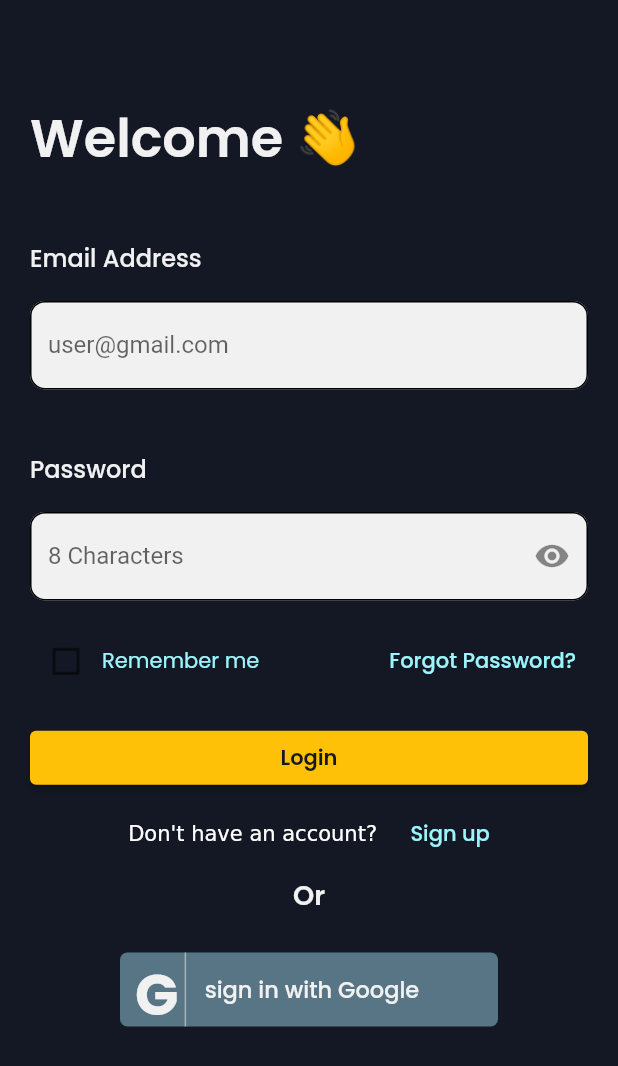
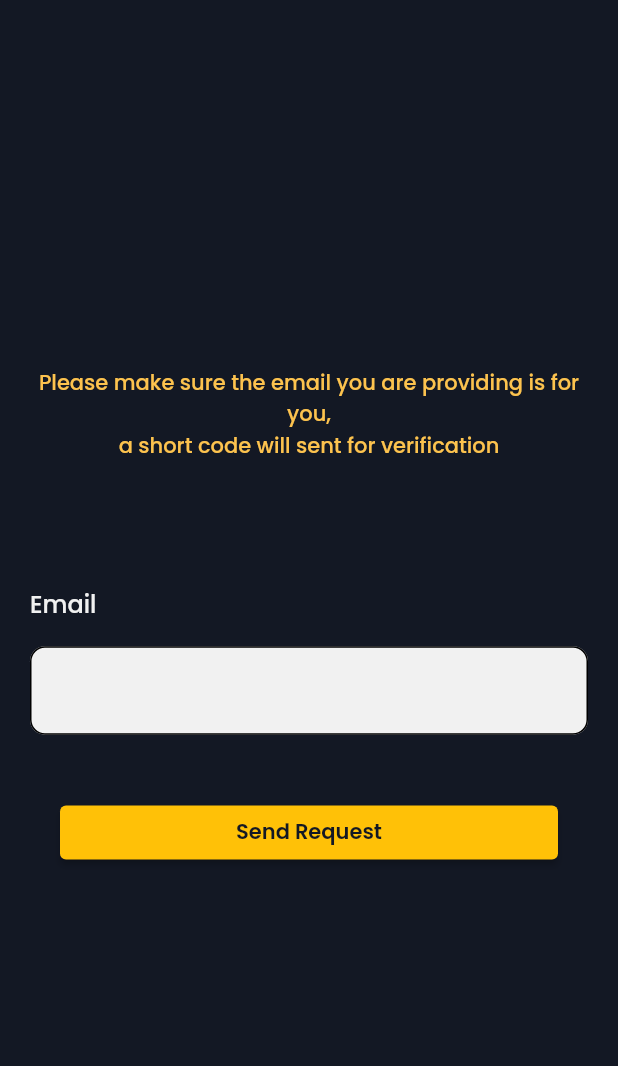
Before and after one commit to Trinity6264/Uniplex, a Flutter app: the screen it shows after launch, after a tap on "Skip", after a tap on "Forgot Password?", on a phone screen of 412 x 824 dp. Shown: the top 1066 px of the screen. Run offline on Flutter 3.47's test engine with Material 2 defaults, Android fonts, the phone set to English and light mode, and no system bars; our stand-ins replace flutter_svg, google_fonts, stacked, stacked_core, stacked_services.

Commit message:
Authentication screens done

```diff
--- a/lib/app/app.dart
+++ b/lib/app/app.dart
@@ -1,17 +1,23 @@
 import 'package:stacked/stacked_annotations.dart';
 import 'package:stacked_services/stacked_services.dart';
+import 'package:uniplex/views/authentication/forgot_password/forgot_password_view.dart';
 import 'package:uniplex/views/authentication/login/login_view.dart';
 import 'package:uniplex/views/authentication/signup/signup_view.dart';
 import 'package:uniplex/views/authentication/verify_account/verify_account_view.dart';
 import 'package:uniplex/views/onboarding/onboard_view.dart';
 import 'package:uniplex/views/splash/splash_view.dart';
 
+import '../views/authentication/new_password/new_password_view.dart';
+
 @StackedApp(routes: [
   MaterialRoute(page: SplashView, initial: true),
   MaterialRoute(page: OnBoardView),
+  // ! Authentications
   MaterialRoute(page: LoginView),
   MaterialRoute(page: SignUpView),
   MaterialRoute(page: VerifyAccountView),
+  MaterialRoute(page: ForgotPasswordView),
+  MaterialRoute(page: NewPassWordView),
 ], dependencies: [
   LazySingleton<DialogService>(classType: DialogService),
   LazySingleton<NavigationService>(classType: NavigationService),
--- a/lib/app/app.router.dart
+++ b/lib/app/app.router.dart
@@ -5,11 +5,15 @@
 // **************************************************************************
 
 // ignore_for_file: no_leading_underscores_for_library_prefixes
-import 'package:flutter/material.dart' as _i7;
+import 'package:flutter/material.dart' as _i9;
 import 'package:flutter/material.dart';
 import 'package:stacked/stacked.dart' as _i1;
-import 'package:stacked_services/stacked_services.dart' as _i8;
+import 'package:stacked_services/stacked_services.dart' as _i10;
+import 'package:uniplex/views/authentication/forgot_password/forgot_password_view.dart'
+    as _i7;
 import 'package:uniplex/views/authentication/login/login_view.dart' as _i4;
+import 'package:uniplex/views/authentication/new_password/new_password_view.dart'
+    as _i8;
 import 'package:uniplex/views/authentication/signup/signup_view.dart' as _i5;
 import 'package:uniplex/views/authentication/verify_account/verify_account_view.dart'
     as _i6;
@@ -27,12 +31,18 @@ class Routes {
 
   static const verifyAccountView = '/verify-account-view';
 
+  static const forgotPasswordView = '/forgot-password-view';
+
+  static const newPassWordView = '/new-pass-word-view';
+
   static const all = <String>{
     splashView,
     onBoardView,
     loginView,
     signUpView,
     verifyAccountView,
+    forgotPasswordView,
+    newPassWordView,
   };
 }
 
@@ -57,6 +67,14 @@ class StackedRouter extends _i1.RouterBase {
     _i1.RouteDef(
       Routes.verifyAccountView,
       page: _i6.VerifyAccountView,
+    ),
+    _i1.RouteDef(
+      Routes.forgotPasswordView,
+      page: _i7.ForgotPasswordView,
+    ),
+    _i1.RouteDef(
+      Routes.newPassWordView,
+      page: _i8.NewPassWordView,
     ),
   ];
 
@@ -94,6 +112,18 @@ class StackedRouter extends _i1.RouterBase {
         settings: data,
       );
     },
+    _i7.ForgotPasswordView: (data) {
+      return MaterialPageRoute<dynamic>(
+        builder: (context) => const _i7.ForgotPasswordView(),
+        settings: data,
+      );
+    },
+    _i8.NewPassWordView: (data) {
+      return MaterialPageRoute<dynamic>(
+        builder: (context) => const _i8.NewPassWordView(),
+        settings: data,
+      );
+    },
   };
 
   @override
@@ -105,10 +135,10 @@ class StackedRouter extends _i1.RouterBase {
 class OnBoardViewArguments {
   const OnBoardViewArguments({this.key});
 
-  final _i7.Key? key;
+  final _i9.Key? key;
 }
 
-extension NavigatorStateExtension on _i8.NavigationService {
+extension NavigatorStateExtension on _i10.NavigationService {
   Future<dynamic> navigateToSplashView([
     int? routerId,
     bool preventDuplicates = true,
@@ -124,7 +154,7 @@ extension NavigatorStateExtension on _i8.NavigationService {
   }
 
   Future<dynamic> navigateToOnBoardView({
-    _i7.Key? key,
+    _i9.Key? key,
     int? routerId,
     bool preventDuplicates = true,
     Map<String, String>? parameters,
@@ -180,4 +210,32 @@ extension NavigatorStateExtension on _i8.NavigationService {
         parameters: parameters,
         transition: transition);
   }
+
+  Future<dynamic> navigateToForgotPasswordView([
+    int? routerId,
+    bool preventDuplicates = true,
+    Map<String, String>? parameters,
+    Widget Function(BuildContext, Animation<double>, Animation<double>, Widget)?
+        transition,
+  ]) async {
+    return navigateTo<dynamic>(Routes.forgotPasswordView,
+        id: routerId,
+        preventDuplicates: preventDuplicates,
+        parameters: parameters,
+        transition: transition);
+  }
+
+  Future<dynamic> navigateToNewPassWordView([
+    int? routerId,
+    bool preventDuplicates = true,
+    Map<String, String>? parameters,
+    Widget Function(BuildContext, Animation<double>, Animation<double>, Widget)?
+        transition,
+  ]) async {
+    return navigateTo<dynamic>(Routes.newPassWordView,
+        id: routerId,
+        preventDuplicates: preventDuplicates,
+        parameters: parameters,
+        transition: transition);
+  }
 }
--- /dev/null
+++ b/lib/view_model/authentication/forgot_password/forgot_password_view_model.dart
@@ -0,0 +1,24 @@
+import 'dart:developer';
+
+import 'package:stacked/stacked.dart';
+import 'package:stacked_services/stacked_services.dart';
+import 'package:uniplex/app/app.locator.dart';
+import 'package:uniplex/app/app.router.dart';
+
+class ForgotPasswordViewModel extends BaseViewModel {
+  final _dialogService = locator<DialogService>();
+  final _navService = locator<NavigationService>();
+
+  void showDialog() async {
+    final res = await _dialogService.showConfirmationDialog(
+      title: '🎊',
+    );
+    if (res!.confirmed) {
+      toNewPasswordPage();
+    }
+  }
+
+  void toNewPasswordPage() async {
+    _navService.navigateTo(Routes.newPassWordView);
+  }
+}
--- a/lib/view_model/authentication/login/login_view_model.dart
+++ b/lib/view_model/authentication/login/login_view_model.dart
@@ -21,4 +21,8 @@ class LoginViewModel extends BaseViewModel {
   void toSignUpPage() {
     _navService.replaceWith(Routes.signUpView);
   }
+
+  void toForgotPasswordPage() {
+    _navService.navigateTo(Routes.forgotPasswordView);
+  }
 }
--- a/lib/view_model/authentication/signup/signup_view_model.dart
+++ b/lib/view_model/authentication/signup/signup_view_model.dart
@@ -23,6 +23,6 @@ class SignUpViewModel extends BaseViewModel {
     _navService.replaceWith(Routes.loginView);
   }
   void toVerifyAccount() {
-    _navService.replaceWith(Routes.verifyAccountView);
+    _navService.navigateTo(Routes.verifyAccountView);
   }
 }
--- /dev/null
+++ b/lib/views/authentication/forgot_password/forgot_password_view.dart
@@ -0,0 +1,64 @@
+import 'package:flutter/material.dart';
+import 'package:google_fonts/google_fonts.dart';
+import 'package:stacked/stacked.dart';
+import 'package:uniplex/constant/color_pallet.dart';
+import 'package:uniplex/helper/TextFieldWidget.dart';
+import 'package:uniplex/helper/input_dec.dart';
+import 'package:uniplex/view_model/authentication/forgot_password/forgot_password_view_model.dart';
+
+class ForgotPasswordView extends StatelessWidget {
+  const ForgotPasswordView({super.key});
+
+  @override
+  Widget build(BuildContext context) {
+    Size size = MediaQuery.of(context).size;
+    return ViewModelBuilder<ForgotPasswordViewModel>.reactive(
+      viewModelBuilder: () => ForgotPasswordViewModel(),
+      builder: (context, model, child) => Scaffold(
+        backgroundColor: backgroundColor,
+        body: SafeArea(
+          child: Container(
+            padding: const EdgeInsets.symmetric(horizontal: 20),
+            width: double.infinity,
+            child: Column(
+              crossAxisAlignment: CrossAxisAlignment.center,
+              mainAxisAlignment: MainAxisAlignment.center,
+              children: [
+                Text(
+                  'Please make sure the email you are providing is for you,\na short code will sent for verification',
+                  textAlign: TextAlign.center,
+                  style: GoogleFonts.poppins(
+                    color: primaryColor,
+                    fontWeight: FontWeight.w500,
+                  ),
+                ),
+                SizedBox(height: size.height * .1),
+                TextFieldWidget(
+                  label: 'Email',
+                  keyBoard: TextInputType.emailAddress,
+                  inputAction: TextInputAction.done,
+                  inputDecoration: inputDec,
+                ),
+                SizedBox(height: size.height * .05),
+                Container(
+                  padding: const EdgeInsets.symmetric(horizontal: 20),
+                  width: double.infinity,
+                  child: ElevatedButton(
+                    onPressed: model.showDialog,
+                    child: Text(
+                      'Send Request',
+                      style: GoogleFonts.poppins(
+                        color: backgroundColor,
+                        fontWeight: FontWeight.w600,
+                      ),
+                    ),
+                  ),
+                ),
+              ],
+            ),
+          ),
+        ),
+      ),
+    );
+  }
+}
--- a/lib/views/authentication/login/login_view.dart
+++ b/lib/views/authentication/login/login_view.dart
@@ -93,7 +93,7 @@ class LoginView extends StatelessWidget {
                       ),
                       SizedBox(
                         child: TextButton(
-                          onPressed: () {},
+                          onPressed: model.toForgotPasswordPage,
                           child: Text(
                             'Forgot Password?',
                             style: GoogleFonts.poppins(
--- a/lib/views/authentication/verify_account/verify_account_view.dart
+++ b/lib/views/authentication/verify_account/verify_account_view.dart
@@ -1,6 +1,4 @@
 import 'package:flutter/material.dart';
-import 'package:flutter/src/widgets/container.dart';
-import 'package:flutter/src/widgets/framework.dart';
 import 'package:google_fonts/google_fonts.dart';
 import 'package:stacked/stacked.dart';
 import 'package:uniplex/constant/color_pallet.dart';
@@ -28,7 +26,7 @@ class VerifyAccountView extends StatelessWidget {
                   children: [
                     SizedBox(height: size.height * .01),
                     IconButton(
-                      onPressed: () {},
+                      onPressed: model.back,
                       icon: Icon(
                         Icons.arrow_back_ios_outlined,
                         color: whiteColor,
@@ -83,7 +81,7 @@ class VerifyAccountView extends StatelessWidget {
                       crossAxisAlignment: CrossAxisAlignment.center,
                       children: [
                         TextButton(
-                          onPressed: () {},
+                          onPressed: model.back,
                           child: Text(
                             'Change email',
                             style: GoogleFonts.poppins(
```
Also changed, not shown: lib/view_model/authentication/new_password/new_password_view_model.dart (added, +35 -0 lines), lib/view_model/authentication/verify_account/verify_account_view_model.dart (+8 -3 lines), lib/views/authentication/new_password/new_password_view.dart (added, +76 -0 lines).
